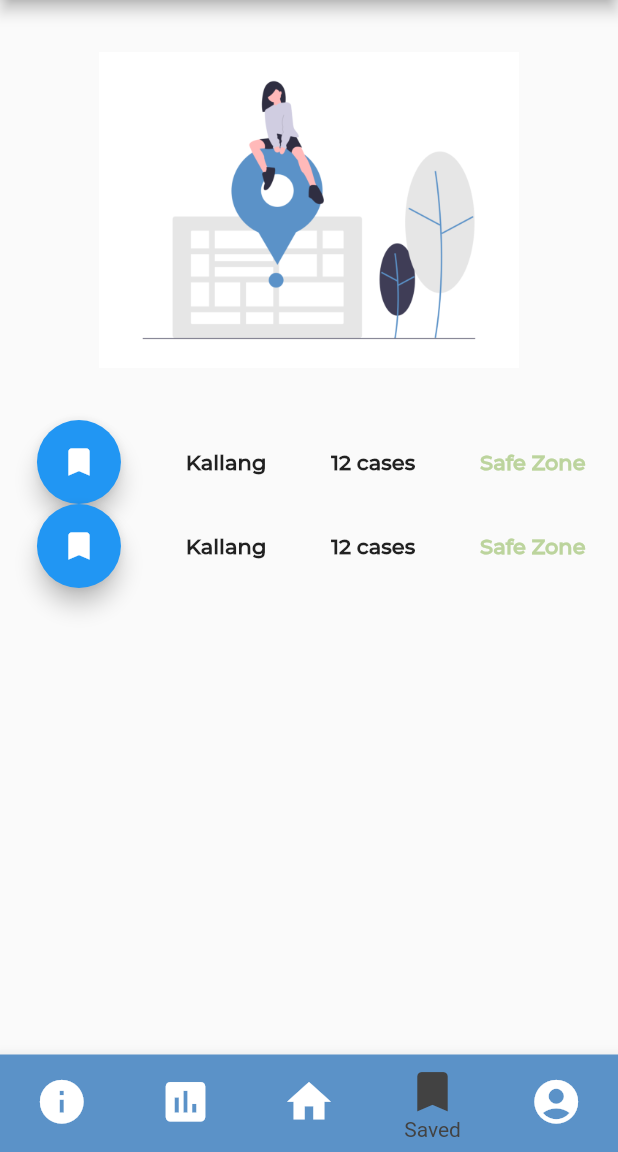
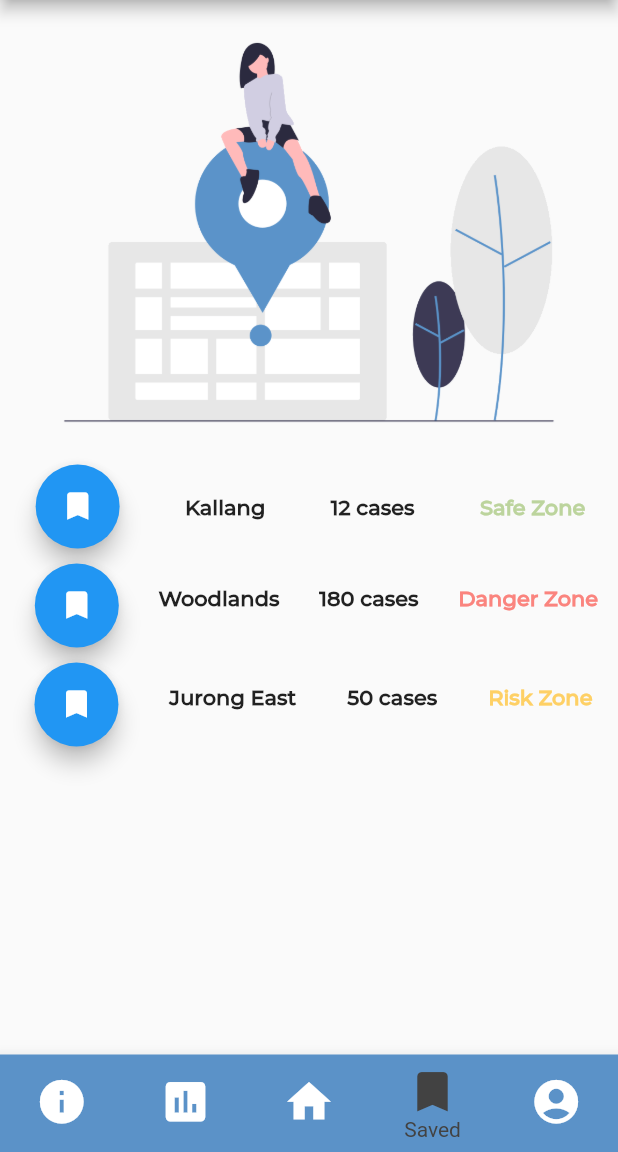
Before and after one commit to kangxinwang/denguego, a Flutter app: the screen it shows once a user with an empty profile is signed in, item 4 of the bottom bar chosen, on a phone screen of 412 x 824 dp, the part 84-1236 px from its top. Run offline on Flutter 3.47's test engine with Material 2 defaults, Android fonts, the phone set to English and light mode, and no system bars; our stand-ins replace chewie, cloud_firestore, firebase_auth, firebase_core, flutter_spinkit, google_maps_flutter and 1 more; accounts and stored records are empty.

```diff
--- a/lib/screens/SavedScreen.dart
+++ b/lib/screens/SavedScreen.dart
@@ -1,62 +1,22 @@
 import 'package:flutter/material.dart';
 
-class SavedScreen extends StatefulWidget {
-  @override
-  _SavedScreenState createState() => _SavedScreenState();
-}
-
-class _SavedScreenState extends State<SavedScreen> {
-  List<LocationCard> locationList = [];
-  void removeLocationCard(index) {
-    setState(() {
-      locationList.remove(index);
-    });
-  }
-
-  @override
-  void initState() {
-    super.initState();
-    locationList = List.generate(
-        2, (index) => LocationCard(removeLocationCard, index: index));
-  }
-
-  @override
-  Widget build(BuildContext context) {
-    print('build + ${locationList.length}');
-    return Scaffold(
-      body: ListView(
-        children: <Widget>[
-          Center(
-            child: Image.asset('images/location.png', height: 280, width: 280),
-          ),
-          ...locationList,
-        ],
-      ),
-    );
-  }
-}
-
-class LocationCard extends StatelessWidget {
-  int index;
-  final Function(LocationCard) removeLocationCard;
-
-  LocationCard(this.removeLocationCard, {Key key, @required this.index})
-      : super(key: key);
-
+class SavedScreen extends StatelessWidget {
   @override
   Widget build(BuildContext context) {
     return Column(
       children: <Widget>[
+        Center(
+          child: Image.asset(
+            'images/location.png',
+          ),
+        ),
         Row(
           mainAxisAlignment: MainAxisAlignment.spaceAround,
           children: [
             Container(
-              padding: EdgeInsets.only(left: 3.0),
+              padding: EdgeInsets.only(left: 2.0),
               child: FloatingActionButton(
                 child: Icon(Icons.bookmark_outlined),
-                onPressed: () {
-                  removeLocationCard(this);
-                },
               ),
             ),
             Text(
@@ -83,42 +43,72 @@ class LocationCard extends StatelessWidget {
             )
           ],
         ),
-        // Row(
-        //   mainAxisAlignment: MainAxisAlignment.spaceAround,
-        //   children: [
-        //     Container(
-        //       padding: EdgeInsets.only(left: 10.0, top: 10.0),
-        //       child: FloatingActionButton(
-        //         child: Icon(Icons.bookmark_outlined),
-        //         onPressed: () {
-        //           removeLocationCard(this);
-        //         },
-        //       ),
-        //     ),
-        //     Text(
-        //       'Woodlands',
-        //       style: TextStyle(
-        //         fontWeight: FontWeight.bold,
-        //         fontFamily: 'Montserrat',
-        //       ),
-        //     ),
-        //     Text(
-        //       '180 cases',
-        //       style: TextStyle(
-        //         fontWeight: FontWeight.bold,
-        //         fontFamily: 'Montserrat',
-        //       ),
-        //     ),
-        //     Text(
-        //       'Danger Zone',
-        //       style: TextStyle(
-        //         color: Color(0xffFA847E),
-        //         fontWeight: FontWeight.bold,
-        //         fontFamily: 'Montserrat',
-        //       ),
-        //     )
-        //   ],
-        // ),
+        Row(
+          mainAxisAlignment: MainAxisAlignment.spaceAround,
+          children: [
+            Container(
+              padding: EdgeInsets.only(left: 10.0, top: 10.0),
+              child: FloatingActionButton(
+                child: Icon(Icons.bookmark_outlined),
+              ),
+            ),
+            Text(
+              'Woodlands',
+              style: TextStyle(
+                fontWeight: FontWeight.bold,
+                fontFamily: 'Montserrat',
+              ),
+            ),
+            Text(
+              '180 cases',
+              style: TextStyle(
+                fontWeight: FontWeight.bold,
+                fontFamily: 'Montserrat',
+              ),
+            ),
+            Text(
+              'Danger Zone',
+              style: TextStyle(
+                color: Color(0xffFA847E),
+                fontWeight: FontWeight.bold,
+                fontFamily: 'Montserrat',
+              ),
+            )
+          ],
+        ),
+        Row(
+          mainAxisAlignment: MainAxisAlignment.spaceAround,
+          children: [
+            Container(
+              padding: EdgeInsets.only(left: 6.0, top: 10.0),
+              child: FloatingActionButton(
+                child: Icon(Icons.bookmark_outlined),
+              ),
+            ),
+            Text(
+              'Jurong East',
+              style: TextStyle(
+                fontWeight: FontWeight.bold,
+                fontFamily: 'Montserrat',
+              ),
+            ),
+            Text(
+              '50 cases',
+              style: TextStyle(
+                fontWeight: FontWeight.bold,
+                fontFamily: 'Montserrat',
+              ),
+            ),
+            Text(
+              'Risk Zone',
+              style: TextStyle(
+                color: Color(0xffFED065),
+                fontWeight: FontWeight.bold,
+                fontFamily: 'Montserrat',
+              ),
+            )
+          ],
+        ),
       ],
     );
   }
--- a/pubspec.yaml
+++ b/pubspec.yaml
@@ -16,6 +16,8 @@ dependencies:
   google_maps_flutter: ^2.0.1
   http: ^0.13.0
   json_serializable: ^3.3.0
+  video_player: ^2.0.2
+  chewie: ^1.0.0
 
   flutter:
     sdk: flutter
@@ -32,6 +34,7 @@ flutter:
   uses-material-design: true
   assets:
     - images/
+    - videos/
   fonts:
     - family: Montserrat
       fonts:
```
Also changed, not shown: lib/screens/InfoScreen.dart (+134 -4 lines), images/location.png, pubspec.lock, 3 other files.
